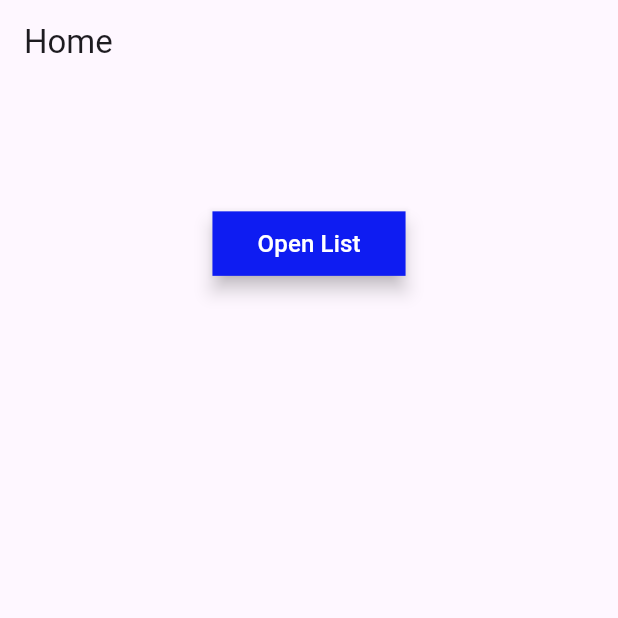
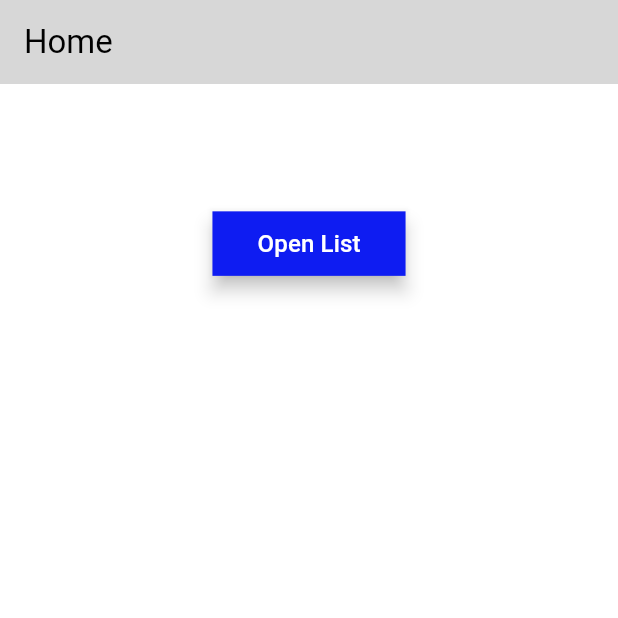
Before and after one commit to nittinsharma37/movies-list, a Flutter app: the screen it shows after launch, on a phone screen of 412 x 824 dp, the top half of it. Run offline on Flutter 3.47's test engine with Material 3 defaults, Android fonts, the phone set to English and light mode, and no system bars; our stand-ins replace cached_network_image, dio, get, sqflite_common_ffi; accounts and stored records are empty.

Commit message:
okok final done

```diff
--- a/lib/main.dart
+++ b/lib/main.dart
@@ -19,6 +19,14 @@ class MoviesApp extends StatelessWidget {
     return GetMaterialApp(
       debugShowCheckedModeBanner: false,
       title: 'Movie App',
+      theme: ThemeData(
+        primaryColor: const Color(0xFFD7D7D7),
+        scaffoldBackgroundColor: Colors.white,
+        appBarTheme: const AppBarTheme(
+          backgroundColor: Color(0xFFD7D7D7),
+          foregroundColor: Colors.black,
+        ),
+      ),
       initialRoute: '/',
       getPages: [
         GetPage(name: '/', page: () => const HomeScreen()),
```
Also changed, not shown: 2 other files.
